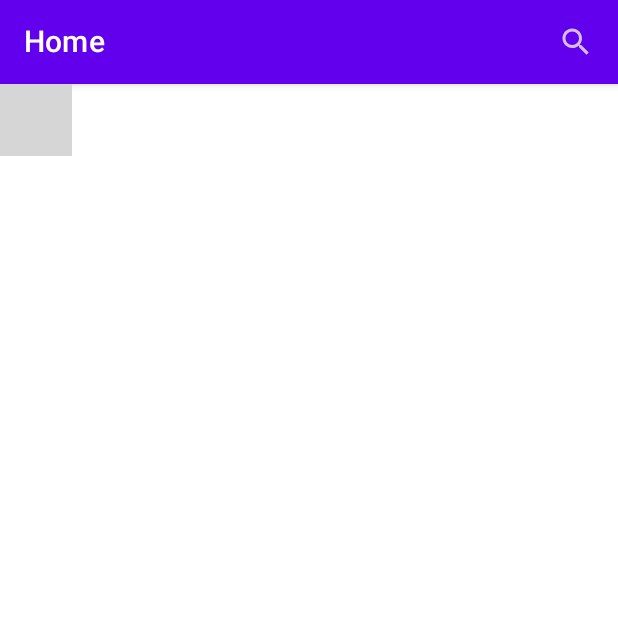
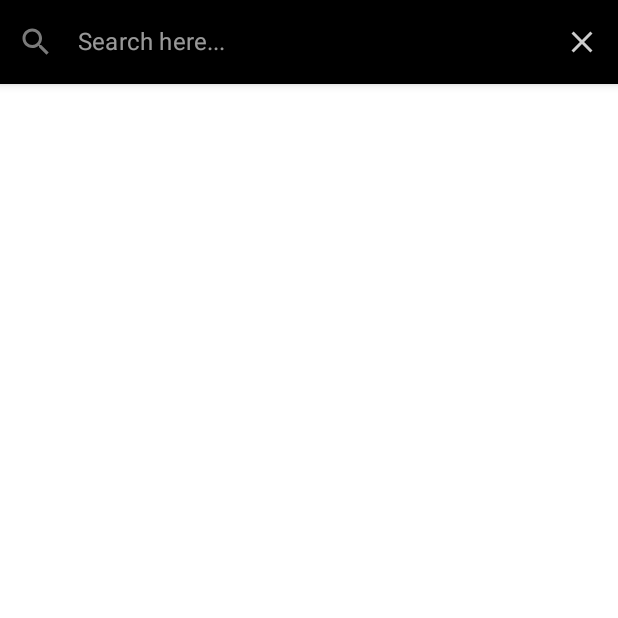
Before and after one commit to raheez/ComposeStudyApp, an Android app built with Jetpack Compose: the screen it shows after launch (MainActivity), after a tap on "Search Icon", on a phone screen of 412 x 824 dp, the top half of it. Run offline under Robolectric (Android 15) with nearby library versions, the phone set to English and light mode, and no system bars; our stand-ins replace Dagger/Hilt's generated code, paging; pictures from the network do not load; 2 statements that could not run were skipped; grey boxes are pictures that could not be loaded.

Commit message:
added search screen

```diff
--- a/app/src/main/java/com/app/imagelisting/MainActivity.kt
+++ b/app/src/main/java/com/app/imagelisting/MainActivity.kt
@@ -27,6 +27,7 @@ class MainActivity : ComponentActivity() {
     override fun onCreate(savedInstanceState: Bundle?) {
         super.onCreate(savedInstanceState)
         setContent {
+
             val navController = rememberNavController()
             setUpNavGraph(navController = navController)
         }
--- a/app/src/main/java/com/app/imagelisting/Screens/Common/ListContent.kt
+++ b/app/src/main/java/com/app/imagelisting/Screens/Common/ListContent.kt
@@ -4,14 +4,18 @@ import android.content.Intent
 import android.net.Uri
 import android.util.Log
 import androidx.compose.foundation.Image
+import androidx.compose.foundation.background
+import androidx.compose.foundation.border
 import androidx.compose.foundation.clickable
 import androidx.compose.foundation.layout.*
 import androidx.compose.foundation.lazy.LazyColumn
+import androidx.compose.foundation.shape.RoundedCornerShape
 import androidx.compose.material.*
 import androidx.compose.runtime.Composable
 import androidx.compose.ui.Alignment
 import androidx.compose.ui.Modifier
 import androidx.compose.ui.draw.alpha
+import androidx.compose.ui.draw.clip
 import androidx.compose.ui.graphics.Color
 import androidx.compose.ui.graphics.painter.Painter
 import androidx.compose.ui.layout.ContentScale
--- a/app/src/main/java/com/app/imagelisting/Screens/Home/HomeScreen.kt
+++ b/app/src/main/java/com/app/imagelisting/Screens/Home/HomeScreen.kt
@@ -29,5 +29,5 @@ fun HomeScreen(
         },
         content = {
             ListContent(items = getAllImages)
-        })
+        }, backgroundColor = Color.Black)
 }
--- /dev/null
+++ b/app/src/main/java/com/app/imagelisting/Screens/Search/SearchScreen.kt
@@ -0,0 +1,43 @@
+package com.app.imagelisting.Screens.Search
+
+import androidx.compose.material.Scaffold
+import androidx.compose.runtime.Composable
+import androidx.compose.runtime.getValue
+import androidx.hilt.navigation.compose.hiltViewModel
+import androidx.navigation.NavController
+import androidx.paging.ExperimentalPagingApi
+import androidx.paging.compose.collectAsLazyPagingItems
+import coil.annotation.ExperimentalCoilApi
+import com.app.imagelisting.Screens.Common.ListContent
+
+
+@ExperimentalPagingApi
+@ExperimentalCoilApi
+@Composable
+fun SearchScreen(
+    navController: NavController,
+    searchViewModel: SearchViewModel = hiltViewModel()
+) {
+
+    val searchQuery by searchViewModel.searchQuery
+    val searchedImages = searchViewModel.searchedImages.collectAsLazyPagingItems()
+    Scaffold(
+        topBar = {
+            SearchWidget(
+                text = searchQuery,
+                onTextChange = {
+                    searchViewModel.updateSearchQuery(query = it)
+                },
+                onSearchClicked = {
+                    searchViewModel.searchHeroes(query = it)
+                },
+                onCloseClicked = {
+                    navController.popBackStack()
+                }
+            )
+        },
+        content = {
+            ListContent(items = searchedImages)
+        }
+    )
+}
--- /dev/null
+++ b/app/src/main/java/com/app/imagelisting/Screens/Search/SearchTopBar.kt
@@ -0,0 +1,110 @@
+package com.app.imagelisting.Screens.Search
+
+import androidx.compose.foundation.layout.fillMaxWidth
+import androidx.compose.foundation.layout.height
+import androidx.compose.foundation.text.KeyboardActions
+import androidx.compose.foundation.text.KeyboardOptions
+import androidx.compose.material.*
+import androidx.compose.material.icons.Icons
+import androidx.compose.material.icons.filled.Close
+import androidx.compose.material.icons.filled.Search
+import androidx.compose.runtime.Composable
+import androidx.compose.ui.Modifier
+import androidx.compose.ui.draw.alpha
+import androidx.compose.ui.graphics.Color
+import androidx.compose.ui.semantics.contentDescription
+import androidx.compose.ui.semantics.semantics
+import androidx.compose.ui.text.TextStyle
+import androidx.compose.ui.text.input.ImeAction
+import androidx.compose.ui.unit.dp
+import com.app.imagelisting.ui.theme.topAppBarBackgroundColor
+import com.app.imagelisting.ui.theme.topAppBarContentColor
+
+@Composable
+fun SearchWidget(
+    text: String,
+    onTextChange: (String) -> Unit,
+    onSearchClicked: (String) -> Unit,
+    onCloseClicked: () -> Unit
+) {
+    Surface(
+        modifier = Modifier
+            .fillMaxWidth()
+            .height(56.dp)
+            .semantics {
+                contentDescription = "SearchWidget"
+            },
+        elevation = AppBarDefaults.TopAppBarElevation,
+        color = MaterialTheme.colors.topAppBarBackgroundColor
+    ) {
+        TextField(
+            modifier = Modifier
+                .fillMaxWidth()
+                .semantics {
+                    contentDescription = "TextField"
+                },
+            value = text,
+            onValueChange = { onTextChange(it) },
+            placeholder = {
+                Text(
+                    modifier = Modifier
+                        .alpha(alpha = ContentAlpha.medium),
+                    text = "Search here...",
+                    color = Color.White
+                )
+            },
+            textStyle = TextStyle(
+                color = MaterialTheme.colors.topAppBarContentColor
+            ),
+            singleLine = true,
+            leadingIcon = {
+                IconButton(
+                    modifier = Modifier
+                        .alpha(alpha = ContentAlpha.medium),
+                    onClick = {}
+                ) {
+                    Icon(
+                        imageVector = Icons.Default.Search,
+                        contentDescription = "Search Icon",
+                        tint = MaterialTheme.colors.topAppBarContentColor
+                    )
+                }
+            },
+            trailingIcon = {
+                IconButton(
+                    modifier = Modifier
+                        .semantics {
+                            contentDescription = "CloseButton"
+                        },
+                    onClick = {
+                        if (text.isNotEmpty()) {
+                            onTextChange("")
+                        } else {
+                            onCloseClicked()
+                        }
+                    }
+                ) {
+                    Icon(
+                        imageVector = Icons.Default.Close,
+                        contentDescription = "Close Icon",
+                        tint = MaterialTheme.colors.topAppBarContentColor
+                    )
+                }
+            },
+            keyboardOptions = KeyboardOptions(
+                imeAction = ImeAction.Search
+            ),
+            keyboardActions = KeyboardActions(
+                onSearch = {
+                    onSearchClicked(text)
+                }
+            ),
+            colors = TextFieldDefaults.textFieldColors(
+                focusedIndicatorColor = Color.Transparent,
+                unfocusedIndicatorColor = Color.Transparent,
+                backgroundColor = Color.Transparent,
+                cursorColor = MaterialTheme.colors.topAppBarContentColor
+            )
+        )
+    }
+}
--- /dev/null
+++ b/app/src/main/java/com/app/imagelisting/Screens/Search/SearchViewModel.kt
@@ -0,0 +1,42 @@
+package com.app.imagelisting.Screens.Search
+
+import android.app.DownloadManager.Query
+import androidx.compose.runtime.mutableStateOf
+import androidx.lifecycle.ViewModel
+import androidx.lifecycle.viewModelScope
+import androidx.paging.ExperimentalPagingApi
+import androidx.paging.PagingData
+import androidx.paging.cachedIn
+import com.app.imagelisting.data.Repository.Repository
+import com.app.imagelisting.model.UnsplashImage
+import dagger.hilt.android.lifecycle.HiltViewModel
+import kotlinx.coroutines.flow.MutableStateFlow
+import kotlinx.coroutines.flow.collect
+import kotlinx.coroutines.launch
+import javax.inject.Inject
+
+
+@ExperimentalPagingApi
+@HiltViewModel
+class SearchViewModel @Inject constructor(
+    private val repository: Repository
+):ViewModel() {
+
+    private val _searchQuery = mutableStateOf("")
+    val searchQuery = _searchQuery
+
+    private val _searchedImages = MutableStateFlow<PagingData<UnsplashImage>>(PagingData.empty())
+    val searchedImages = _searchedImages
+
+    fun updateSearchQuery(query: String){
+        _searchQuery.value = query
+    }
+    fun searchHeroes(query: String){
+        viewModelScope.launch {
+            repository.searchImages(query).cachedIn(viewModelScope).collect {
+                _searchedImages.value = it
+            }
+        }
+    }
+
+}
--- a/app/src/main/java/com/app/imagelisting/navigation/NavGraph.kt
+++ b/app/src/main/java/com/app/imagelisting/navigation/NavGraph.kt
@@ -8,6 +8,7 @@ import androidx.navigation.compose.composable
 import androidx.paging.ExperimentalPagingApi
 import coil.annotation.ExperimentalCoilApi
 import com.app.imagelisting.Screens.Home.HomeScreen
+import com.app.imagelisting.Screens.Search.SearchScreen
 
 
 @ExperimentalCoilApi
@@ -21,8 +22,8 @@ fun setUpNavGraph(navController: NavHostController){
         composable(route = Screen.Home.route){
             HomeScreen(navController = navController)
         }
-//        composable(route = Screen.Search.route){
-//            SearchScreen(navController)
-//        }
+        composable(route = Screen.Search.route){
+            SearchScreen(navController = navController)
+        }
     }
 }
--- a/app/src/main/java/com/app/imagelisting/ui/theme/Color.kt
+++ b/app/src/main/java/com/app/imagelisting/ui/theme/Color.kt
@@ -10,7 +10,7 @@ val Teal200 = Color(0xFF03DAC5)
 
 
 val Colors.topAppBarContentColor: Color
-    get() = if (isLight) Color.White else Color.LightGray
+    get() = if (isLight) Color.LightGray  else Color.White
 
 val Colors.topAppBarBackgroundColor: Color
-    get() = if (isLight) Purple500 else Color.Black
+    get() = if (isLight) Color.Black  else Purple500
```
Also changed, not shown: app/src/main/java/com/app/imagelisting/data/Repository/Repository.kt (+10 -0 lines), app/src/main/java/com/app/imagelisting/data/paging/SearchPagingSource.kt (added, +42 -0 lines), app/src/main/java/com/app/imagelisting/data/remote/UnsplashApi.kt (+9 -0 lines), app/src/main/java/com/app/imagelisting/model/SearchResult.kt (added, +11 -0 lines).
